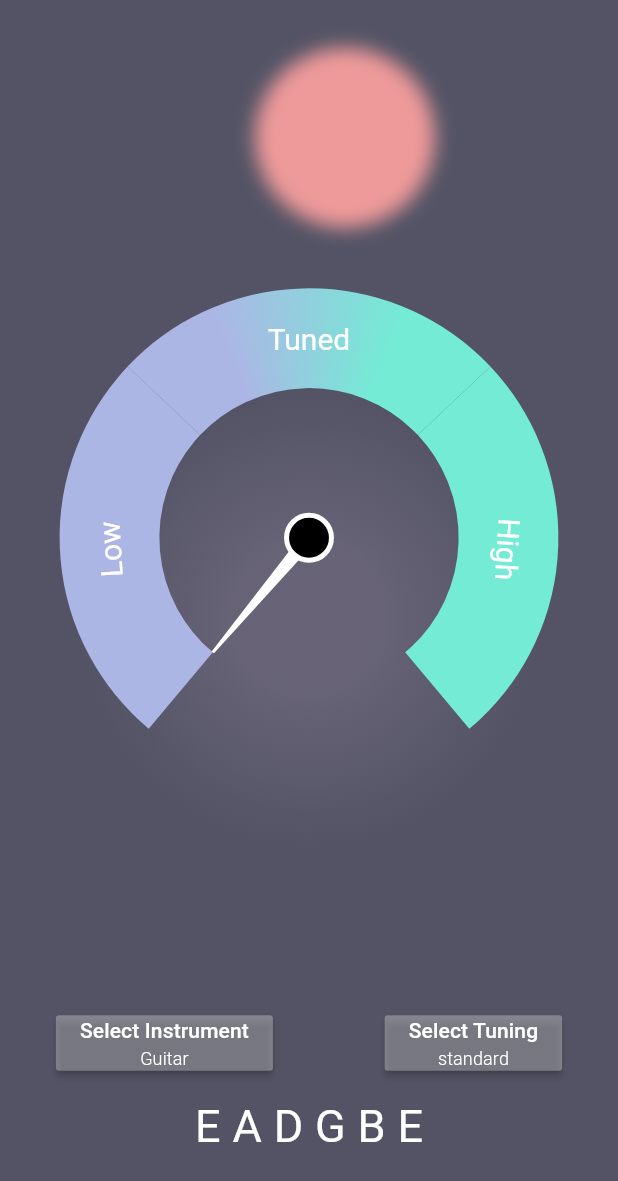
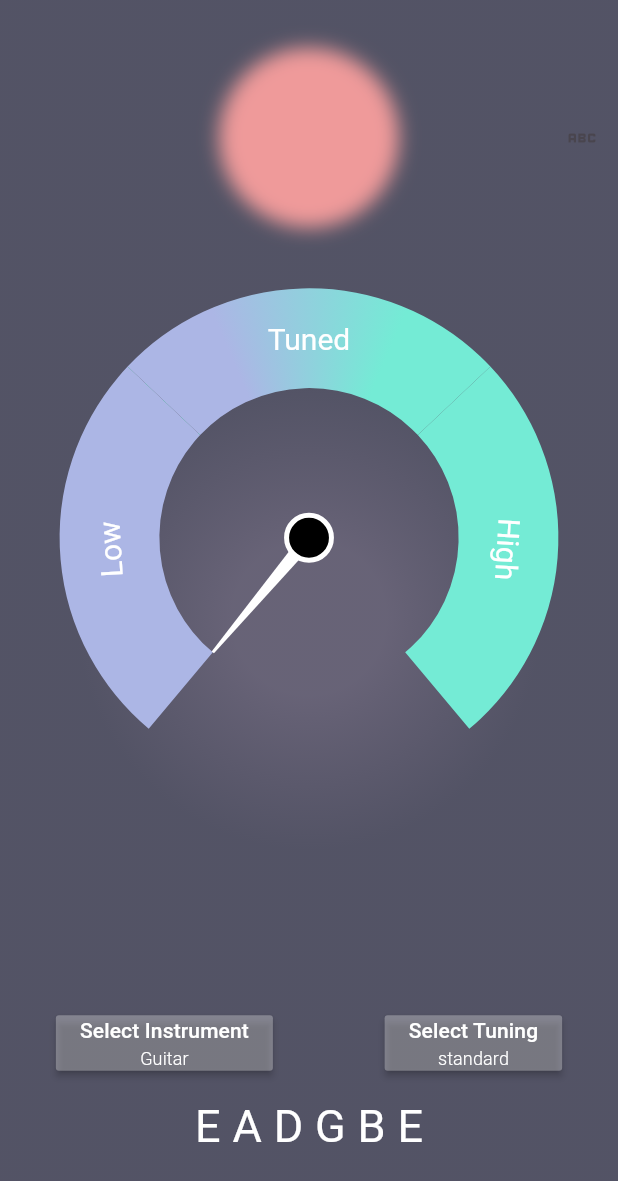
Before and after one commit to jyodesh10/Chords-Radar-Nepal, a Flutter app: the screen it shows after launch, in the side drawer, after a tap on "Tuner", on a phone screen of 412 x 824 dp. Shown: the top 1181 px of the screen. Run offline on Flutter 3.47's test engine with Material 3 defaults, Android fonts, the phone set to English and light mode, and no system bars; drawn by our look-alikes of syncfusion_flutter_gauges; our stand-ins replace animated_text_kit, cloud_firestore, equatable, firebase_core, fluentui_system_icons, flutter_bloc and 5 more; missing offline and left inert: flutter_audio_capture, pitch_detector_dart, pitchupdart; accounts and stored records are empty.

Commit message:
fixed tuner

```diff
--- a/lib/pages/tuner/tuner_page.dart
+++ b/lib/pages/tuner/tuner_page.dart
@@ -22,18 +22,24 @@ class _TunerPageState extends State<TunerPage> {
   List<String> chars = [];
 
 
+
+
   @override
   void initState() {
     super.initState();
     recordPerm();
+  }
+
+  @override
+  void didChangeDependencies() {
+    super.didChangeDependencies();
     BlocProvider.of<TunerBloc>(context).add(const StartRecordingEvent());
   }
+
 
   @override
   void dispose() {
     super.dispose();
-    BlocProvider.of<TunerBloc>(context).add(const StopRecordingEvent());
-    TunerBloc().close();
   }
 
   recordPerm()async{
@@ -46,7 +52,12 @@ class _TunerPageState extends State<TunerPage> {
 
   @override
   Widget build(BuildContext context) {
-    return Scaffold(
+    return WillPopScope(
+      onWillPop: () async {
+        BlocProvider.of<TunerBloc>(context).add(const StopRecordingEvent());
+        return true;
+      },
+      child: Scaffold(
         body: Stack(
           children: [
             Container(
@@ -116,14 +127,11 @@ class _TunerPageState extends State<TunerPage> {
                                   ),
                           ),
                           const Spacer(),
-                        // IconButton(
-                        //   onPressed: () {
-                        //     BlocProvider.of<TunerBloc>(context).add(const StopRecordingEvent());
-                        //     TunerBloc().close();
-                        //     Navigator.push(context, MaterialPageRoute(builder: (context) => const MetronomePage(), ) );
-                        //   },
-                        //   icon: Image.asset("assets/metronome.png",color: Colors.white, )
-                        // ),
+                          IconButton(
+                            onPressed: () {
+                            },
+                            icon: const Icon(Icons.abc_outlined)
+                          ),
                         ],
                       ),
                       const Spacer(),
@@ -159,6 +167,7 @@ class _TunerPageState extends State<TunerPage> {
             //   ),
             // )
           ],
+        ),
       ),
     );
   }
```
Also changed, not shown: lib/bloc/tuner_bloc/tuner_bloc.dart (+6 -9 lines). Lines whose indentation alone changed are shown as unchanged.
